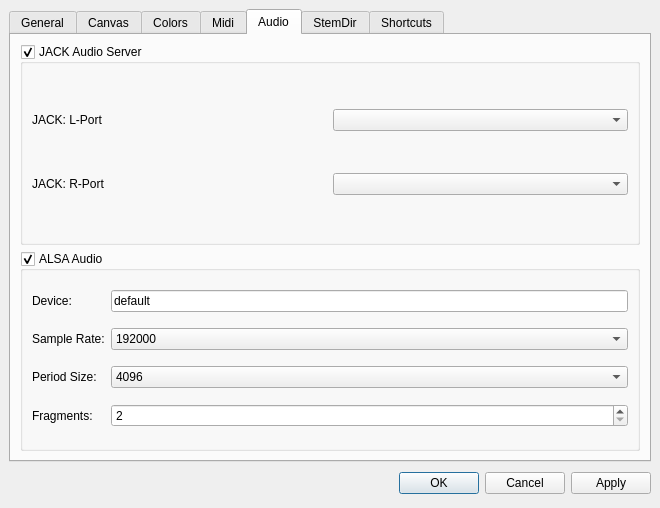
Old version of the form mscore/mscore/prefsdialog.ui in the repository musescore/musescore-old.
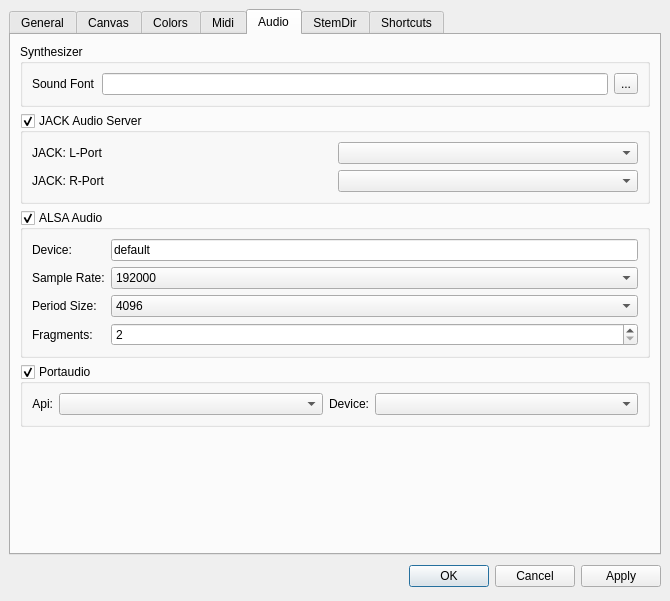
New version of the form. The open tabs and pages were chosen to show the change. Icons and pictures are not drawn. Custom widgets are drawn as their Qt base class.

```diff
--- a/mscore/mscore/prefsdialog.ui
+++ b/mscore/mscore/prefsdialog.ui
@@ -5,8 +5,8 @@
    <rect>
     <x>0</x>
     <y>0</y>
-    <width>660</width>
-    <height>508</height>
+    <width>670</width>
+    <height>601</height>
    </rect>
   </property>
   <property name="windowTitle" >
@@ -799,30 +799,7 @@
          </property>
         </widget>
        </item>
-       <item row="1" column="0" >
-        <widget class="QLabel" name="label_3" >
-         <property name="text" >
-          <string>Sound Font</string>
-         </property>
-         <property name="textFormat" >
-          <enum>Qt::PlainText</enum>
-         </property>
-        </widget>
-       </item>
-       <item row="1" column="1" >
-        <widget class="QLineEdit" name="soundFont" />
-       </item>
-       <item row="1" column="2" >
-        <widget class="QToolButton" name="sfButton" >
-         <property name="text" >
-          <string>...</string>
-         </property>
-         <property name="icon" >
-          <iconset resource="mscore.qrc" >:/data/fileopen.svg</iconset>
-         </property>
-        </widget>
-       </item>
-       <item row="2" column="0" colspan="3" >
+       <item>
         <widget class="QCheckBox" name="playNotes" >
          <property name="text" >
           <string>Play Notes when editing</string>
@@ -1005,6 +982,41 @@
        <property name="bottomMargin" >
         <number>9</number>
        </property>
+       <item>
+        <widget class="QGroupBox" name="groupBox_7" >
+         <property name="title" >
+          <string>Synthesizer</string>
+         </property>
+         <property name="flat" >
+          <bool>true</bool>
+         </property>
+         <layout class="QHBoxLayout" >
+          <item>
+           <widget class="QLabel" name="label_8" >
+            <property name="text" >
+             <string>Sound Font</string>
+            </property>
+            <property name="textFormat" >
+             <enum>Qt::PlainText</enum>
+            </property>
+           </widget>
+          </item>
+          <item>
+           <widget class="QLineEdit" name="soundFont" />
+          </item>
+          <item>
+           <widget class="QToolButton" name="sfButton" >
+            <property name="text" >
+             <string>...</string>
+            </property>
+            <property name="icon" >
+             <iconset resource="mscore.qrc" >:/data/fileopen.svg</iconset>
+            </property>
+           </widget>
+          </item>
+         </layout>
+        </widget>
+       </item>
        <item>
         <widget class="QGroupBox" name="jackDriver" >
          <property name="title" >
@@ -1226,6 +1238,74 @@
          </layout>
         </widget>
        </item>
+       <item>
+        <widget class="QGroupBox" name="portaudioDriver" >
+         <property name="title" >
+          <string>Portaudio</string>
+         </property>
+         <property name="flat" >
+          <bool>true</bool>
+         </property>
+         <property name="checkable" >
+          <bool>true</bool>
+         </property>
+         <layout class="QHBoxLayout" >
+          <item>
+           <widget class="QLabel" name="label_21" >
+            <property name="text" >
+             <string>Api:</string>
+            </property>
+            <property name="alignment" >
+             <set>Qt::AlignRight|Qt::AlignTrailing|Qt::AlignVCenter</set>
+            </property>
+           </widget>
+          </item>
+          <item>
+           <widget class="QComboBox" name="portaudioApi" >
+            <property name="sizePolicy" >
+             <sizepolicy vsizetype="Fixed" hsizetype="Expanding" >
+              <horstretch>0</horstretch>
+              <verstretch>0</verstretch>
+             </sizepolicy>
+            </property>
+           </widget>
+          </item>
+          <item>
+           <widget class="QLabel" name="label_3" >
+            <property name="text" >
+             <string>Device:</string>
+            </property>
+            <property name="alignment" >
+             <set>Qt::AlignRight|Qt::AlignTrailing|Qt::AlignVCenter</set>
+            </property>
+           </widget>
+          </item>
+          <item>
+           <widget class="QComboBox" name="portaudioDevice" >
+            <property name="sizePolicy" >
+             <sizepolicy vsizetype="Fixed" hsizetype="Expanding" >
+              <horstretch>0</horstretch>
+              <verstretch>0</verstretch>
+             </sizepolicy>
+            </property>
+           </widget>
+          </item>
+         </layout>
+        </widget>
+       </item>
+       <item>
+        <spacer>
+         <property name="orientation" >
+          <enum>Qt::Vertical</enum>
+         </property>
+         <property name="sizeHint" >
+          <size>
+           <width>20</width>
+           <height>40</height>
+          </size>
+         </property>
+        </spacer>
+       </item>
       </layout>
      </widget>
      <widget class="QWidget" name="tab6" >
```
Left out of the diff: 39 changed lines with no effect on the pictures.
